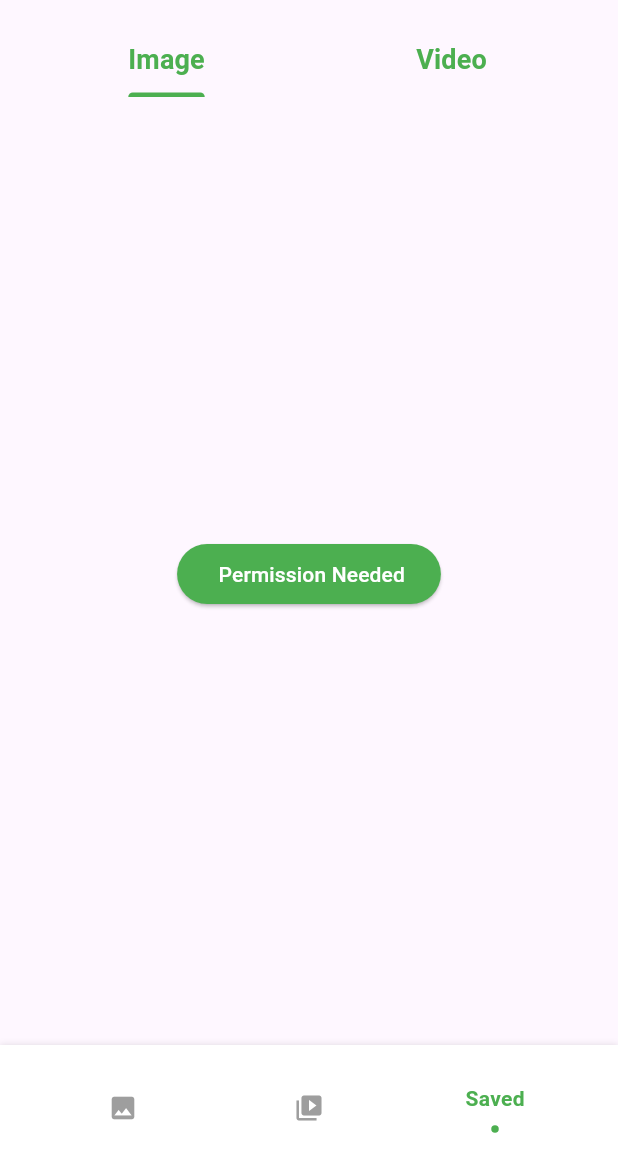
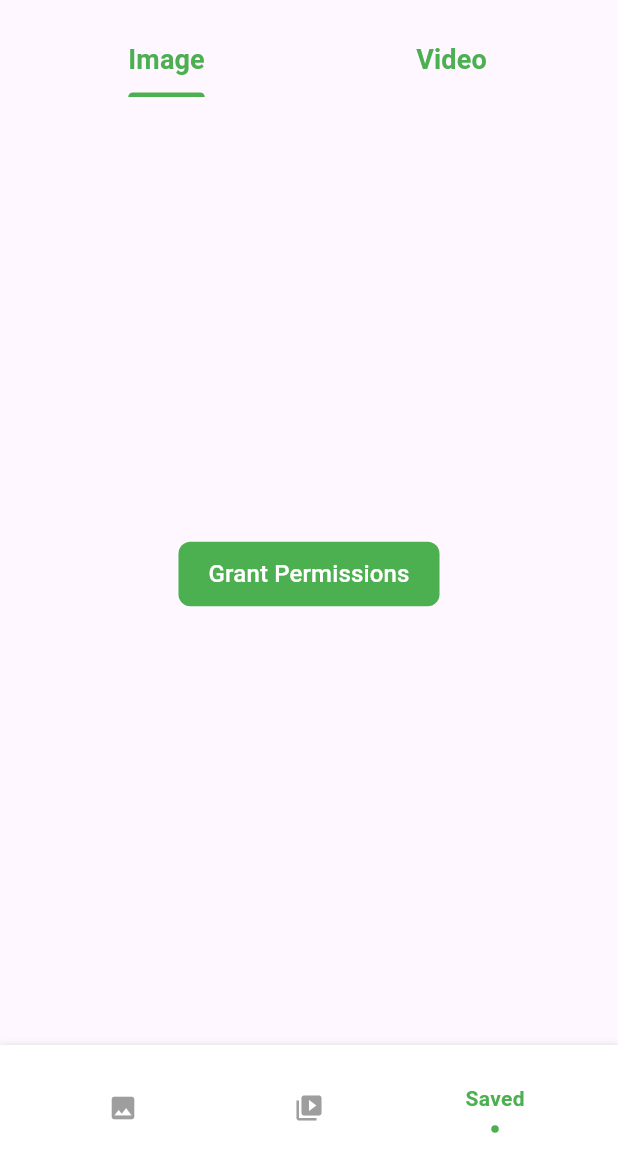
Before and after one commit to amalvs07/status-saver, a Flutter app: the screen it shows after launch, item 3 of the bottom bar chosen, on a phone screen of 412 x 824 dp, the part 65-1236 px from its top. Run offline on Flutter 3.47's test engine with Material 3 defaults, Android fonts, the phone set to English and light mode, and no system bars; drawn by our look-alikes of flashy_tab_bar2; our stand-ins replace adaptive_theme, chewie, device_info_plus, extended_image, flutter_expandable_fab, flutter_native_api and 6 more; missing offline and left inert: external_app_launcher, video_thumbnail; accounts and stored records are empty.

Commit message:
second update

```diff
--- a/lib/screens/saved_screens/images/widgets/saved_image_gridview.dart
+++ b/lib/screens/saved_screens/images/widgets/saved_image_gridview.dart
@@ -6,42 +6,60 @@ import 'package:status_saver/provider/getSavedDataProvider.dart';
 
 import 'saved_imageview.dart';
 
+class SavedImageGridView extends StatelessWidget {
+  bool _isFetchable = false;
 
+  SavedImageGridView({Key? key, required this.color}) : super(key: key);
 
+  final Color color;
 
-class SavedImageGridView extends StatelessWidget {
-  bool _isFetachable = false;
-  SavedImageGridView({super.key, required this.color});
-  Color color;
+  Future<void> _refreshData(BuildContext context) async {
+    // Add logic to refresh your data here, for example, fetching new data from the server
+    Provider.of<GetSavedDataProvider>(context, listen: false)
+        .getSavedData(".jpg");
+  }
 
   @override
   Widget build(BuildContext context) {
     return Consumer<GetSavedDataProvider>(
       builder: (context, file, _) {
-        if (_isFetachable == false) {
+        if (_isFetchable == false) {
           file.getSavedData(".jpg");
           Future.delayed(const Duration(microseconds: 1), () {
-            _isFetachable = true;
+            _isFetchable = true;
           });
         }
- if (file.isWhatsappAvaliable == false) {
-          return Center(
-            child: ElevatedButton(
-              style: ButtonStyle(
-                  backgroundColor: MaterialStateProperty.all(Colors.green)),
+
+        return RefreshIndicator(
+          onRefresh: () => _refreshData(context),
+          child:file.isWhatsappAvaliable == false
+                ? Center(
+                    child: TextButton(
                       onPressed: () {
-                // Open app settings to grant storage permission
-                file.getSavedData(
-                    ".jpg"); // Try fetching again after permission is granted
+
+          file.getSavedData(".jpg");
+
+
                       },
-              child: Text(
-                " Permission Needed",
-                style: TextStyle(color: Colors.white),
+                      child:  Text(
+                        'Grant Permissions',
+                        style: TextStyle(
+                          color: Colors.white,
+                          fontSize: 16,
                         ),
                       ),
-          );
-        }
-        return  file.getImages.isEmpty
+                      style: TextButton.styleFrom(
+                        backgroundColor: Colors.green,
+                        padding:
+                            EdgeInsets.symmetric(horizontal: 20, vertical: 10),
+                        shape: RoundedRectangleBorder(
+                          borderRadius: BorderRadius.circular(8),
+                        ),
+                      ),
+                    ),
+                  )
+                :
+           file.getImages.isEmpty
               ? const Center(
                   child: Text("No Image Downloaded"),
                 )
@@ -51,13 +69,13 @@ class SavedImageGridView extends StatelessWidget {
                   child: GridView.extent(
                     maxCrossAxisExtent: 200,
                     crossAxisSpacing: 8.0,
-                         childAspectRatio: 4/6,
+                    childAspectRatio: 4 / 6,
                     mainAxisSpacing: 8.0,
                     children: List.generate(file.getImages.length, (index) {
                       final data = file.getImages[index];
                       print(data);
                       return data.path.isEmpty
-                              ?const Center(
+                          ? const Center(
                               child: Text("No Image"),
                             )
                           : GestureDetector(
@@ -80,7 +98,9 @@ class SavedImageGridView extends StatelessWidget {
                                 ),
                               ),
                             );
-                        })),
+                    }),
+                  ),
+                ),
         );
       },
     );
--- a/lib/screens/widgets/custom_image_view.dart
+++ b/lib/screens/widgets/custom_image_view.dart
@@ -43,7 +43,7 @@ class CustomImageView extends StatelessWidget {
             shape: const CircleBorder(),
             heroTag: null,
             backgroundColor: Colors.white,
-            child: const Icon(Icons.download,color: Colors.black,),
+            child: const Icon(Icons.save,color: Colors.black,),
             onPressed: () {
               // ImageGallerySaver.saveFile(imagePath).then((value) {
               //   ScaffoldMessenger.of(context).showSnackBar(const SnackBar(content: Text("Image Saved")));
--- a/lib/screens/widgets/custom_video_view.dart
+++ b/lib/screens/widgets/custom_video_view.dart
@@ -81,7 +81,7 @@ class _CustomVideoViewState extends State<CustomVideoView> {
                 shape: const CircleBorder(),
                 heroTag: null,
                 backgroundColor: Colors.white,
-                child: const Icon(Icons.download,color: Colors.black,),
+                child: const Icon(Icons.save,color: Colors.black,),
                 onPressed: () {
                   // ImageGallerySaver.saveFile(imagePath).then((value) {
                   //   ScaffoldMessenger.of(context).showSnackBar(const SnackBar(content: Text("Image Saved")));
--- a/lib/screens/widgets/expandableImage.dart
+++ b/lib/screens/widgets/expandableImage.dart
@@ -23,6 +23,9 @@ class _ExpandableImageState extends State<ExpandableImage> with TickerProviderSt
     super.initState();
     _animationController = AnimationController(duration: const Duration(milliseconds: 200), vsync: this);
     _animation = _animationController.drive(Tween<double>(begin: 0.0, end: 0.0)); // Initialize _animation
+    animationListener=(){
+
+    };
   }
 
   @override
```
Also changed, not shown: lib/Constants/constant.dart (+14 -4 lines), lib/provider/getSavedDataProvider.dart (+3 -4 lines), lib/provider/getStatusProvider.dart (+16 -14 lines), lib/screens/main_screens/widgets/custom_drawer.dart (+50 -69 lines), lib/screens/saved_screens/images/widgets/saved_imageview.dart (+9 -0 lines), lib/screens/saved_screens/videos/widgets/saved_video_gridview.dart (+31 -18 lines), lib/screens/saved_screens/videos/widgets/saved_videoview.dart (+8 -0 lines), lib/screens/widgets/custom_image_gridview.dart (+41 -25 lines), lib/screens/widgets/custom_video_gridview.dart (+35 -26 lines), lib/Constants/themes.dart (line endings or trailing spaces), 1 other file. Lines whose indentation alone changed are shown as unchanged.
